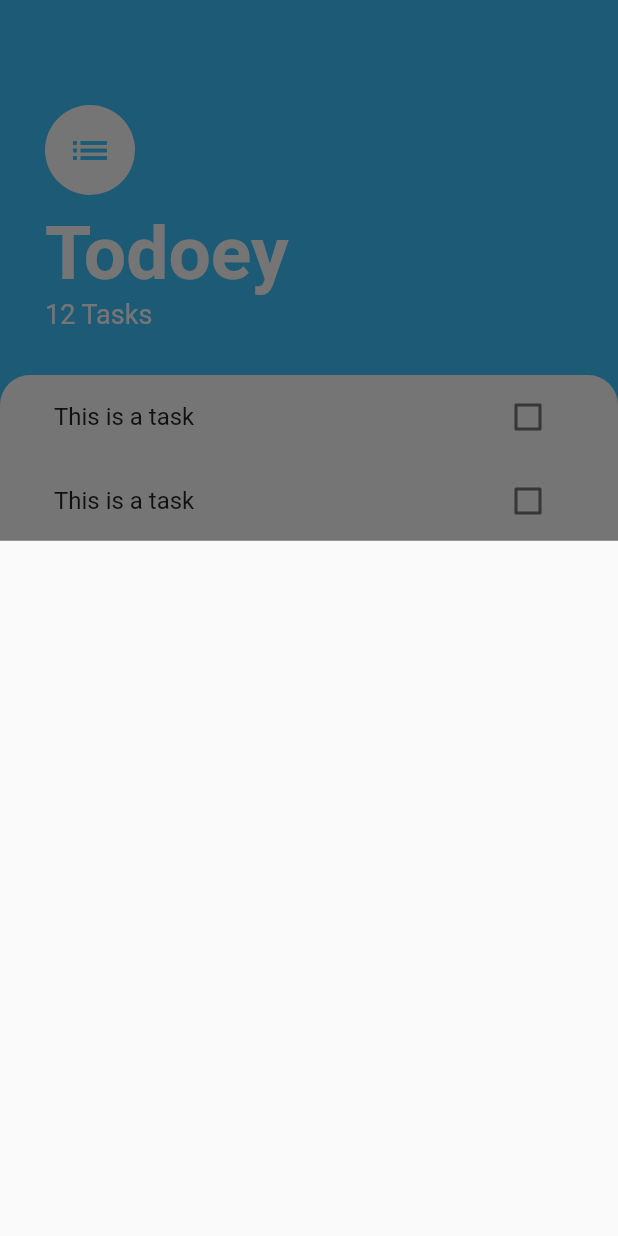
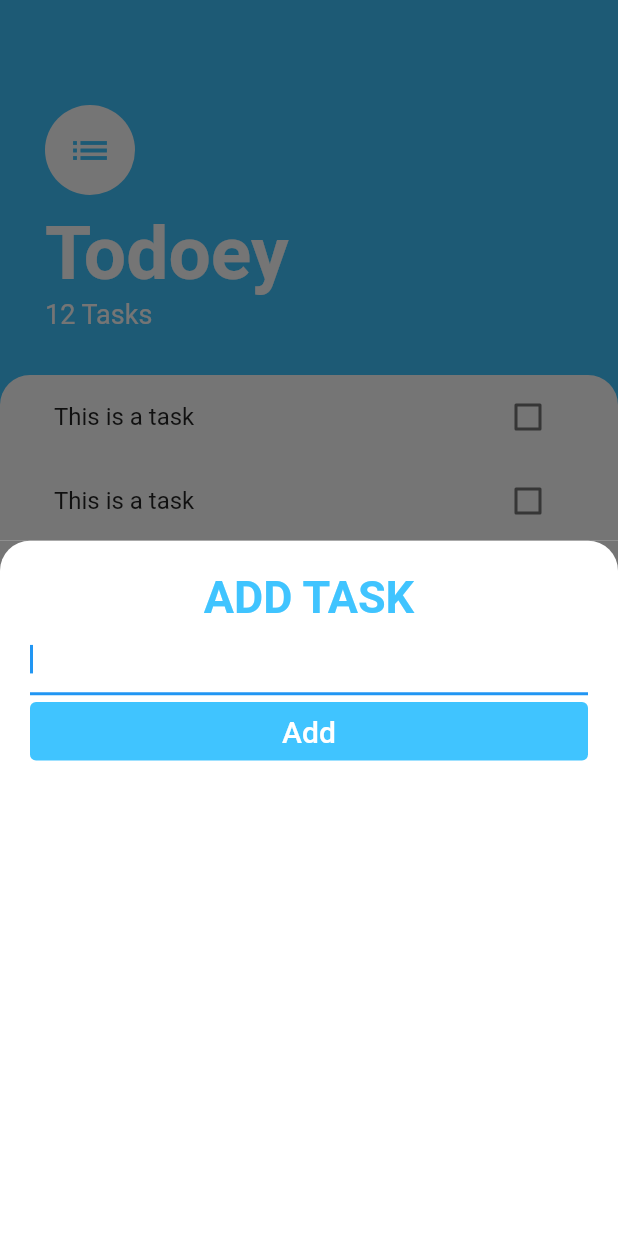
Before and after one commit to MuursaleenBats/todoey_flutter, a Flutter app: the screen it shows after launch, after a tap on the "add" icon, on a phone screen of 412 x 824 dp. Run offline on Flutter 3.47's test engine with Material 2 defaults, Android fonts, the phone set to English and light mode, and no system bars.

Commit message:
Bottom Sheet UI completed

```diff
--- /dev/null
+++ b/lib/screens/add_task_screen.dart
@@ -0,0 +1,51 @@
+import 'package:flutter/material.dart';
+
+class AddTasksScreen extends StatelessWidget {
+  @override
+  Widget build(BuildContext context) {
+    return Container(
+      color: Color(0xff757575),
+      child: Container(
+        decoration: BoxDecoration(
+          color: Colors.white,
+          borderRadius: BorderRadius.only(
+            topRight: Radius.circular(20.0),
+            topLeft: Radius.circular(20.0),
+          ),
+        ),
+        child: Padding(
+          padding: const EdgeInsets.symmetric(horizontal: 20.0, vertical: 20.0),
+          child: Column(
+            crossAxisAlignment: CrossAxisAlignment.stretch,
+            children: [
+              Center(
+                child: Text(
+                  "ADD TASK",
+                  style: TextStyle(
+                    color: Colors.lightBlueAccent,
+                    fontWeight: FontWeight.bold,
+                    fontSize: 30.0,
+                  ),
+                ),
+              ),
+              TextField(
+                autofocus: true,
+              ),
+              TextButton(
+                onPressed: () {},
+                child: Text(
+                  "Add",
+                  style: TextStyle(fontSize: 20.0, color: Colors.white),
+                ),
+                style: ButtonStyle(
+                  backgroundColor:
+                      MaterialStatePropertyAll<Color>(Colors.lightBlueAccent),
+                ),
+              )
+            ],
+          ),
+        ),
+      ),
+    );
+  }
+}
--- a/lib/screens/tasks_screen.dart
+++ b/lib/screens/tasks_screen.dart
@@ -1,4 +1,5 @@
 import 'package:flutter/material.dart';
+import 'package:todoey_flutter/screens/add_task_screen.dart';
 import 'package:todoey_flutter/widgets/tasks_list.dart';
 
 class TasksScreen extends StatelessWidget {
@@ -10,7 +11,7 @@ class TasksScreen extends StatelessWidget {
         onPressed: () {
           //bringing up a sliding container
           showModalBottomSheet(
-              context: context, builder: (context) => Container());
+              context: context, builder: (context) => AddTasksScreen());
         },
         backgroundColor: Colors.lightBlueAccent,
         child: Icon(
```
